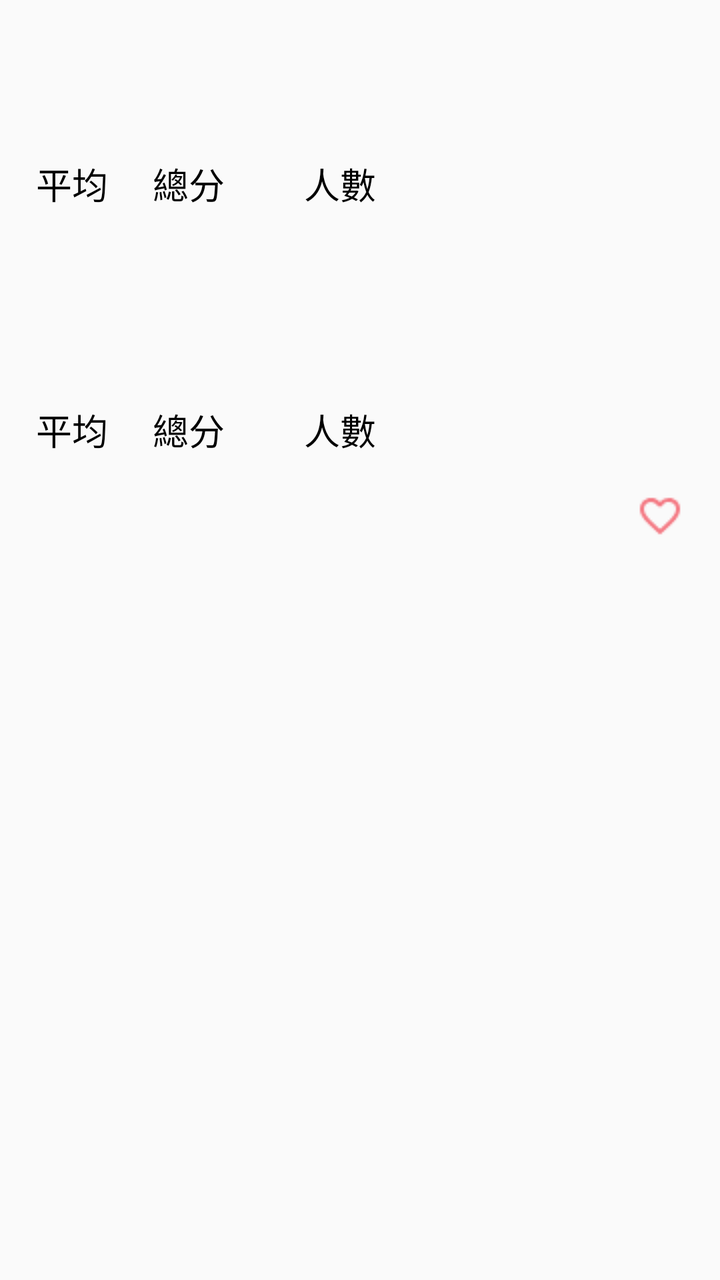
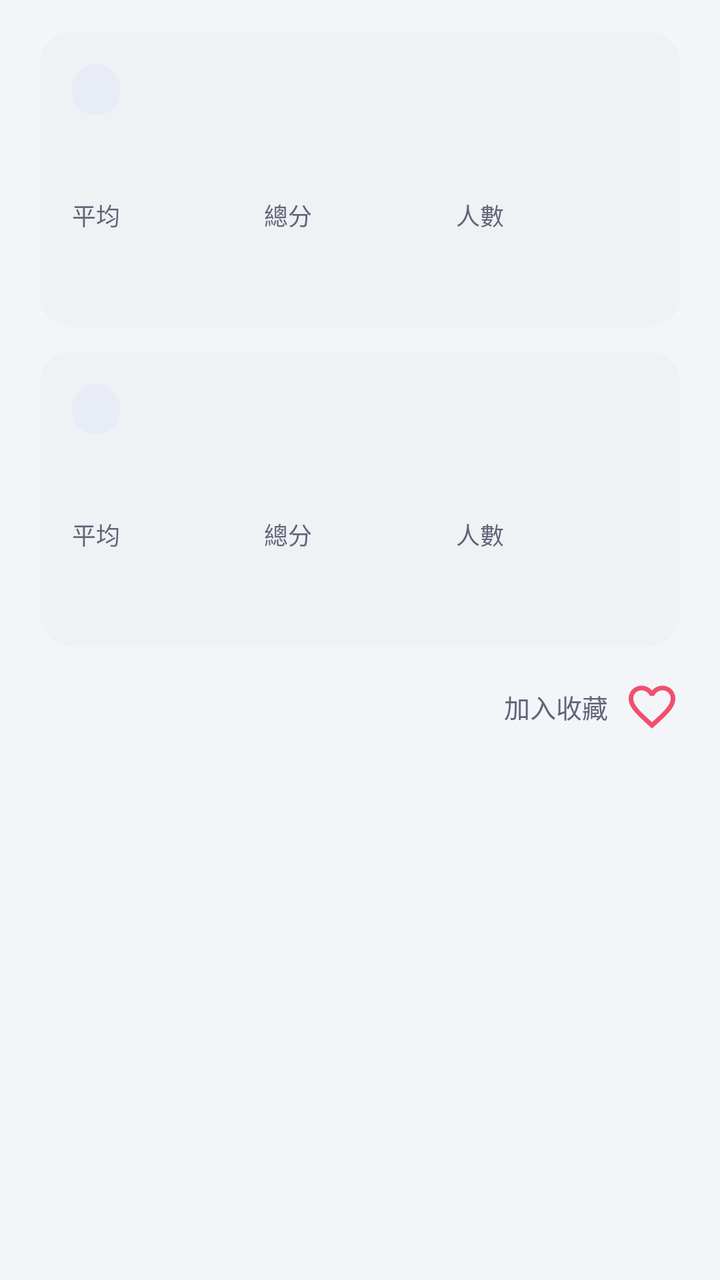

The first picture is an Android layout as it rendered before a commit; the second is the same layout after the commit. The layout source and the unified diff follow.
<!-- AndroidManifest.xml: application theme AppTheme -->
<!-- res/layout/designated_dialog.xml -->
<?xml version="1.0" encoding="utf-8"?>
<LinearLayout
    xmlns:android="http://schemas.android.com/apk/res/android"
    android:orientation="vertical"
    android:layout_width="match_parent"
    android:layout_height="wrap_content">

    <TextView
        android:id="@+id/dialog_first_year"
        android:layout_width="match_parent"
        android:layout_height="wrap_content"
        android:paddingTop="@dimen/smallPadding"
        android:paddingBottom="@dimen/smallPadding"
        android:gravity="center"
        android:textColor="@color/gray"
        android:textSize="@dimen/textMedium"/>
    <TextView
        android:id="@+id/dialog_first_weight"
        android:layout_width="match_parent"
        android:layout_height="wrap_content"
        android:layout_marginBottom="@dimen/smallPadding"
        android:paddingLeft="@dimen/settingPadding"
        android:textSize="@dimen/textMedium"
        android:textColor="@color/black"/>

    <LinearLayout
        android:layout_width="match_parent"
        android:layout_height="wrap_content"
        android:orientation="horizontal">
        <TextView
            android:layout_width="wrap_content"
            android:layout_height="wrap_content"
            android:paddingLeft="@dimen/settingPadding"
            android:textSize="@dimen/textMedium"
            android:textColor="@color/black"
            android:text="平均 "
            android:paddingBottom="@dimen/settingPadding"/>
        <TextView
            android:id="@+id/dialog_first_balance"
            android:layout_width="wrap_content"
            android:layout_height="wrap_content"
            android:textSize="@dimen/textMedium"
            android:textColor="@color/dark_yellow"
            android:paddingBottom="@dimen/settingPadding"/>

        <TextView
            android:layout_width="wrap_content"
            android:layout_height="wrap_content"
            android:paddingLeft="@dimen/settingPadding"
            android:textSize="@dimen/textMedium"
            android:textColor="@color/black"
            android:text="總分 "
            android:paddingBottom="@dimen/settingPadding"/>
        <TextView
            android:id="@+id/dialog_first_all_grade"
            android:layout_width="wrap_content"
            android:layout_height="wrap_content"
            android:textSize="@dimen/textMedium"
            android:textColor="@color/dark_yellow"
            android:paddingBottom="@dimen/settingPadding"/>

        <TextView
            android:layout_width="wrap_content"
            android:layout_height="wrap_content"
            android:paddingLeft="@dimen/settingPadding"
            android:textSize="@dimen/textMedium"
            android:textColor="@color/black"
            android:text="    人數 "
            android:paddingBottom="@dimen/settingPadding"/>

        <TextView
            android:id="@+id/dialog_first_people"
            android:layout_width="match_parent"
            android:layout_height="wrap_content"
            android:textSize="@dimen/textMedium"
            android:textColor="@color/black"
            android:paddingBottom="@dimen/settingPadding"/>
    </LinearLayout>

    <TextView
        android:id="@+id/dialog_second_year"
        android:layout_width="match_parent"
        android:layout_height="wrap_content"
        android:paddingTop="@dimen/smallPadding"
        android:paddingBottom="@dimen/smallPadding"
        android:gravity="center"
        android:textColor="@color/gray"
        android:textSize="@dimen/textMedium"/>
    <TextView
        android:id="@+id/dialog_second_weight"
        android:layout_width="match_parent"
        android:layout_height="wrap_content"
        android:layout_marginBottom="@dimen/smallPadding"
        android:paddingLeft="@dimen/settingPadding"
        android:textSize="@dimen/textMedium"
        android:textColor="@color/black"/>

    <LinearLayout
        android:layout_width="match_parent"
        android:layout_height="wrap_content"
        android:orientation="horizontal">
        <TextView
            android:id="@+id/dialog_second_balance_prompt"
            android:layout_width="wrap_content"
            android:layout_height="wrap_content"
            android:paddingLeft="@dimen/settingPadding"
            android:textSize="@dimen/textMedium"
            android:textColor="@color/black"
            android:text="平均 "
            android:paddingBottom="@dimen/settingPadding"/>
        <TextView
            android:id="@+id/dialog_second_balance"
            android:layout_width="wrap_content"
            android:layout_height="wrap_content"
            android:textSize="@dimen/textMedium"
            android:textColor="@color/dark_yellow"
            android:paddingBottom="@dimen/settingPadding"/>

        <TextView
            android:id="@+id/dialog_second_all_grade_prompt"
            android:layout_width="wrap_content"
            android:layout_height="wrap_content"
            android:paddingLeft="@dimen/settingPadding"
            android:textSize="@dimen/textMedium"
            android:textColor="@color/black"
            android:text="總分 "
            android:paddingBottom="@dimen/settingPadding"/>
        <TextView
            android:id="@+id/dialog_second_all_grade"
            android:layout_width="wrap_content"
            android:layout_height="wrap_content"
            android:textSize="@dimen/textMedium"
            android:textColor="@color/dark_yellow"
            android:paddingBottom="@dimen/settingPadding"/>

        <TextView
            android:id="@+id/dialog_second_people_prompt"
            android:layout_width="wrap_content"
            android:layout_height="wrap_content"
            android:paddingLeft="@dimen/settingPadding"
            android:textSize="@dimen/textMedium"
            android:textColor="@color/black"
            android:text="    人數 "
            android:paddingBottom="@dimen/settingPadding"/>

        <TextView
            android:id="@+id/dialog_second_people"
            android:layout_width="match_parent"
            android:layout_height="wrap_content"
            android:textSize="@dimen/textMedium"
            android:textColor="@color/black"
            android:paddingBottom="@dimen/settingPadding"/>
    </LinearLayout>

    <androidx.appcompat.widget.AppCompatImageButton
        android:id="@+id/favorite_button"
        android:layout_width="wrap_content"
        android:layout_height="wrap_content"
        android:clickable="true"
        android:layout_gravity="end"
        android:background="@drawable/ic_favorite_border"
        android:layout_marginBottom="@dimen/settingPadding"
        android:layout_marginRight="@dimen/settingPadding"
        android:backgroundTint="@color/pink"/>

</LinearLayout>
<!-- resources referenced by this layout -->
<resources>
  <color name="black">#000000</color>
  <color name="dark_yellow">#f39c12</color>
  <color name="gray">#999999</color>
  <color name="pink">#F47983</color>
  <dimen name="settingPadding">18dp</dimen>
  <dimen name="smallPadding">10dp</dimen>
  <dimen name="textMedium">18sp</dimen>
  <!-- drawable ic_favorite_border: png bitmap (drawable, 324 bytes) -->
  <style name="AppTheme" parent="Theme.AppCompat.Light.NoActionBar">
          
          <item name="colorPrimary">@color/white</item>
          <item name="colorPrimaryDark">@color/white</item>
          <item name="colorAccent">@color/yellow</item>
      </style>
  <color name="yellow">#f1c40f</color>
  <!-- unchanged entries left out for length: 1 -->
</resources>

<!-- the commit's change to res/layout/designated_dialog.xml (unified diff, before → after) -->
@@ -3,164 +3,161 @@
     xmlns:android="http://schemas.android.com/apk/res/android"
     android:orientation="vertical"
     android:layout_width="match_parent"
-    android:layout_height="wrap_content">
+    android:layout_height="wrap_content"
+    android:paddingStart="20dp"
+    android:paddingEnd="20dp"
+    android:paddingTop="4dp"
+    android:paddingBottom="20dp">
 
-    <TextView
-        android:id="@+id/dialog_first_year"
-        android:layout_width="match_parent"
-        android:layout_height="wrap_content"
-        android:paddingTop="@dimen/smallPadding"
-        android:paddingBottom="@dimen/smallPadding"
-        android:gravity="center"
-        android:textColor="@color/gray"
-        android:textSize="@dimen/textMedium"/>
-    <TextView
-        android:id="@+id/dialog_first_weight"
-        android:layout_width="match_parent"
-        android:layout_height="wrap_content"
-        android:layout_marginBottom="@dimen/smallPadding"
-        android:paddingLeft="@dimen/settingPadding"
-        android:textSize="@dimen/textMedium"
-        android:textColor="@color/black"/>
+    <LinearLayout
+        style="@style/SectionCard"
+        android:layout_marginTop="12dp">
+
+        <TextView
+            android:id="@+id/dialog_first_year"
+            style="@style/YearChip"/>
+
+        <TextView
+            android:id="@+id/dialog_first_weight"
+            android:layout_width="match_parent"
+            android:layout_height="wrap_content"
+            android:layout_marginTop="10dp"
+            android:lineSpacingExtra="2dp"
+            android:textSize="14sp"
+            android:textColor="@color/ink_secondary"/>
+
+        <LinearLayout
+            android:layout_width="match_parent"
+            android:layout_height="wrap_content"
+            android:layout_marginTop="12dp"
+            android:orientation="horizontal">
+            <LinearLayout
+                android:layout_width="0dp"
+                android:layout_height="wrap_content"
+                android:layout_weight="1"
+                android:orientation="vertical">
+                <TextView
+                    style="@style/StatLabel"
+                    android:text="平均"/>
+                <TextView
+                    android:id="@+id/dialog_first_balance"
+                    style="@style/StatValue"
+                    android:layout_marginTop="2dp"/>
+            </LinearLayout>
+            <LinearLayout
+                android:layout_width="0dp"
+                android:layout_height="wrap_content"
+                android:layout_weight="1"
+                android:orientation="vertical">
+                <TextView
+                    style="@style/StatLabel"
+                    android:text="總分"/>
+                <TextView
+                    android:id="@+id/dialog_first_all_grade"
+                    style="@style/StatValue"
+                    android:layout_marginTop="2dp"/>
+            </LinearLayout>
+            <LinearLayout
+                android:layout_width="0dp"
+                android:layout_height="wrap_content"
+                android:layout_weight="1"
+                android:orientation="vertical">
+                <TextView
+                    style="@style/StatLabel"
+                    android:text="人數"/>
+                <TextView
+                    android:id="@+id/dialog_first_people"
+                    style="@style/StatValue"
+                    android:layout_marginTop="2dp"/>
+            </LinearLayout>
+        </LinearLayout>
+    </LinearLayout>
+
+    <LinearLayout
+        android:id="@+id/dialog_second_section"
+        style="@style/SectionCard"
+        android:layout_marginTop="12dp">
+
+        <TextView
+            android:id="@+id/dialog_second_year"
+            style="@style/YearChip"/>
+
+        <TextView
+            android:id="@+id/dialog_second_weight"
+            android:layout_width="match_parent"
+            android:layout_height="wrap_content"
+            android:layout_marginTop="10dp"
+            android:lineSpacingExtra="2dp"
+            android:textSize="14sp"
+            android:textColor="@color/ink_secondary"/>
+
+        <LinearLayout
+            android:layout_width="match_parent"
+            android:layout_height="wrap_content"
+            android:layout_marginTop="12dp"
+            android:orientation="horizontal">
+            <LinearLayout
+                android:layout_width="0dp"
+                android:layout_height="wrap_content"
+                android:layout_weight="1"
+                android:orientation="vertical">
+                <TextView
+                android:id="@+id/dialog_second_balance_prompt"
+                    style="@style/StatLabel"
+                    android:text="平均"/>
+                <TextView
+                    android:id="@+id/dialog_second_balance"
+                    style="@style/StatValue"
+                    android:layout_marginTop="2dp"/>
+            </LinearLayout>
+            <LinearLayout
+                android:layout_width="0dp"
+                android:layout_height="wrap_content"
+                android:layout_weight="1"
+                android:orientation="vertical">
+                <TextView
+                android:id="@+id/dialog_second_all_grade_prompt"
+                    style="@style/StatLabel"
+                    android:text="總分"/>
+                <TextView
+                    android:id="@+id/dialog_second_all_grade"
+                    style="@style/StatValue"
+                    android:layout_marginTop="2dp"/>
+            </LinearLayout>
+            <LinearLayout
+                android:layout_width="0dp"
+                android:layout_height="wrap_content"
+                android:layout_weight="1"
+                android:orientation="vertical">
+                <TextView
+                android:id="@+id/dialog_second_people_prompt"
+                    style="@style/StatLabel"
+                    android:text="人數"/>
+                <TextView
+                    android:id="@+id/dialog_second_people"
+                    style="@style/StatValue"
+                    android:layout_marginTop="2dp"/>
+            </LinearLayout>
+        </LinearLayout>
+    </LinearLayout>
 
     <LinearLayout
         android:layout_width="match_parent"
         android:layout_height="wrap_content"
+        android:layout_marginTop="16dp"
+        android:gravity="center_vertical|end"
         android:orientation="horizontal">
         <TextView
             android:layout_width="wrap_content"
             android:layout_height="wrap_content"
-            android:paddingLeft="@dimen/settingPadding"
-            android:textSize="@dimen/textMedium"
-            android:textColor="@color/black"
-            android:text="平均 "
-            android:paddingBottom="@dimen/settingPadding"/>
-        <TextView
-            android:id="@+id/dialog_first_balance"
-            android:layout_width="wrap_content"
-            android:layout_height="wrap_content"
-            android:textSize="@dimen/textMedium"
-            android:textColor="@color/dark_yellow"
-            android:paddingBottom="@dimen/settingPadding"/>
-
-        <TextView
-            android:layout_width="wrap_content"
-            android:layout_height="wrap_content"
-            android:paddingLeft="@dimen/settingPadding"
-            android:textSize="@dimen/textMedium"
-            android:textColor="@color/black"
-            android:text="總分 "
-            android:paddingBottom="@dimen/settingPadding"/>
-        <TextView
-            android:id="@+id/dialog_first_all_grade"
-            android:layout_width="wrap_content"
-            android:layout_height="wrap_content"
-            android:textSize="@dimen/textMedium"
-            android:textColor="@color/dark_yellow"
-            android:paddingBottom="@dimen/settingPadding"/>
-
-        <TextView
-            android:layout_width="wrap_content"
-            android:layout_height="wrap_content"
-            android:paddingLeft="@dimen/settingPadding"
-            android:textSize="@dimen/textMedium"
-            android:textColor="@color/black"
-            android:text="    人數 "
-            android:paddingBottom="@dimen/settingPadding"/>
-
-        <TextView
-            android:id="@+id/dialog_first_people"
-            android:layout_width="match_parent"
-            android:layout_height="wrap_content"
-            android:textSize="@dimen/textMedium"
-            android:textColor="@color/black"
-            android:paddingBottom="@dimen/settingPadding"/>
+            android:layout_marginEnd="8dp"
+            android:text="加入收藏"
+            android:textColor="@color/ink_secondary"
+            android:textSize="13sp"/>
+        <androidx.appcompat.widget.AppCompatImageButton
+            android:id="@+id/favorite_button"
+            style="@style/FavoriteButton"
+            android:background="@drawable/ic_favorite_border"/>
     </LinearLayout>
 
-    <TextView
-        android:id="@+id/dialog_second_year"
-        android:layout_width="match_parent"
-        android:layout_height="wrap_content"
-        android:paddingTop="@dimen/smallPadding"
-        android:paddingBottom="@dimen/smallPadding"
-        android:gravity="center"
-        android:textColor="@color/gray"
-        android:textSize="@dimen/textMedium"/>
-    <TextView
-        android:id="@+id/dialog_second_weight"
-        android:layout_width="match_parent"
-        android:layout_height="wrap_content"
-        android:layout_marginBottom="@dimen/smallPadding"
-        android:paddingLeft="@dimen/settingPadding"
-        android:textSize="@dimen/textMedium"
-        android:textColor="@color/black"/>
-
-    <LinearLayout
-        android:layout_width="match_parent"
-        android:layout_height="wrap_content"
-        android:orientation="horizontal">
-        <TextView
-            android:id="@+id/dialog_second_balance_prompt"
-            android:layout_width="wrap_content"
-            android:layout_height="wrap_content"
-            android:paddingLeft="@dimen/settingPadding"
-            android:textSize="@dimen/textMedium"
-            android:textColor="@color/black"
-            android:text="平均 "
-            android:paddingBottom="@dimen/settingPadding"/>
-        <TextView
-            android:id="@+id/dialog_second_balance"
-            android:layout_width="wrap_content"
-            android:layout_height="wrap_content"
-            android:textSize="@dimen/textMedium"
-            android:textColor="@color/dark_yellow"
-            android:paddingBottom="@dimen/settingPadding"/>
-
-        <TextView
-            android:id="@+id/dialog_second_all_grade_prompt"
-            android:layout_width="wrap_content"
-            android:layout_height="wrap_content"
-            android:paddingLeft="@dimen/settingPadding"
-            android:textSize="@dimen/textMedium"
-            android:textColor="@color/black"
-            android:text="總分 "
-            android:paddingBottom="@dimen/settingPadding"/>
-        <TextView
-            android:id="@+id/dialog_second_all_grade"
-            android:layout_width="wrap_content"
-            android:layout_height="wrap_content"
-            android:textSize="@dimen/textMedium"
-            android:textColor="@color/dark_yellow"
-            android:paddingBottom="@dimen/settingPadding"/>
-
-        <TextView
-            android:id="@+id/dialog_second_people_prompt"
-            android:layout_width="wrap_content"
-            android:layout_height="wrap_content"
-            android:paddingLeft="@dimen/settingPadding"
-            android:textSize="@dimen/textMedium"
-            android:textColor="@color/black"
-            android:text="    人數 "
-            android:paddingBottom="@dimen/settingPadding"/>
-
-        <TextView
-            android:id="@+id/dialog_second_people"
-            android:layout_width="match_parent"
-            android:layout_height="wrap_content"
-            android:textSize="@dimen/textMedium"
-            android:textColor="@color/black"
-            android:paddingBottom="@dimen/settingPadding"/>
-    </LinearLayout>
-
-    <androidx.appcompat.widget.AppCompatImageButton
-        android:id="@+id/favorite_button"
-        android:layout_width="wrap_content"
-        android:layout_height="wrap_content"
-        android:clickable="true"
-        android:layout_gravity="end"
-        android:background="@drawable/ic_favorite_border"
-        android:layout_marginBottom="@dimen/settingPadding"
-        android:layout_marginRight="@dimen/settingPadding"
-        android:backgroundTint="@color/pink"/>
-
 </LinearLayout>
<!-- resource entries referenced after the edit -->
@@ -1,20 +1,149 @@
 <!-- resources referenced by this layout -->
 <resources>
-  <color name="black">#000000</color>
-  <color name="dark_yellow">#f39c12</color>
-  <color name="gray">#999999</color>
-  <color name="pink">#F47983</color>
-  <dimen name="settingPadding">18dp</dimen>
-  <dimen name="smallPadding">10dp</dimen>
-  <dimen name="textMedium">18sp</dimen>
-  <!-- drawable ic_favorite_border: png bitmap (drawable, 324 bytes) -->
-  <style name="AppTheme" parent="Theme.AppCompat.Light.NoActionBar">
-          
-          <item name="colorPrimary">@color/white</item>
-          <item name="colorPrimaryDark">@color/white</item>
-          <item name="colorAccent">@color/yellow</item>
+  <color name="ink_secondary">#5F6677</color>
+  <!-- drawable ic_favorite_border (drawable) -->
+  <?xml version="1.0" encoding="utf-8"?>
+  <vector xmlns:android="http://schemas.android.com/apk/res/android"
+      android:width="24dp" android:height="24dp"
+      android:viewportWidth="24" android:viewportHeight="24"
+      android:tint="@color/heart">
+      <path android:fillColor="@android:color/white" android:pathData="M16.5,3c-1.74,0 -3.41,0.81 -4.5,2.09C10.91,3.81 9.24,3 7.5,3 4.42,3 2,5.42 2,8.5c0,3.78 3.4,6.86 8.55,11.54L12,21.35l1.45,-1.32C18.6,15.36 22,12.28 22,8.5 22,5.42 19.58,3 16.5,3zM12.1,18.550l-0.1,0.1 -0.1,-0.1C7.14,14.24 4,11.39 4,8.5 4,6.5 5.5,5 7.5,5c1.54,0 3.04,0.99 3.57,2.36h1.87C13.46,5.99 14.96,5 16.5,5c2,0 3.5,1.5 3.5,3.5 0,2.89 -3.14,5.74 -7.9,10.05z"/>
+  </vector>
+  <style name="FavoriteButton">
+          <item name="android:layout_width">28dp</item>
+          <item name="android:layout_height">28dp</item>
+          <item name="android:clickable">true</item>
+          <item name="android:focusable">true</item>
+          <item name="android:contentDescription">收藏</item>
       </style>
-  <color name="yellow">#f1c40f</color>
+  <style name="SectionCard">
+          <item name="android:layout_width">match_parent</item>
+          <item name="android:layout_height">wrap_content</item>
+          <item name="android:background">@drawable/bg_section</item>
+          <item name="android:orientation">vertical</item>
+          <item name="android:padding">16dp</item>
+      </style>
+  <style name="StatLabel">
+          <item name="android:layout_width">wrap_content</item>
+          <item name="android:layout_height">wrap_content</item>
+          <item name="android:textColor">@color/ink_secondary</item>
+          <item name="android:textSize">12sp</item>
+      </style>
+  <style name="StatValue">
+          <item name="android:layout_width">wrap_content</item>
+          <item name="android:layout_height">wrap_content</item>
+          <item name="android:textColor">@color/ink</item>
+          <item name="android:textSize">22sp</item>
+          <item name="android:textStyle">bold</item>
+          <item name="android:fontFeatureSettings">tnum</item>
+      </style>
+  <style name="YearChip">
+          <item name="android:layout_width">wrap_content</item>
+          <item name="android:layout_height">wrap_content</item>
+          <item name="android:background">@drawable/bg_year_chip</item>
+          <item name="android:paddingStart">12dp</item>
+          <item name="android:paddingEnd">12dp</item>
+          <item name="android:paddingTop">4dp</item>
+          <item name="android:paddingBottom">4dp</item>
+          <item name="android:textColor">@color/on_indigo_container</item>
+          <item name="android:textSize">13sp</item>
+          <item name="android:textStyle">bold</item>
+      </style>
+  <style name="AppTheme" parent="Theme.Material3.Light.NoActionBar">
+          <item name="colorPrimary">@color/ink</item>
+          <item name="colorOnPrimary">@color/white</item>
+          <item name="colorPrimaryContainer">@color/indigo_container</item>
+          <item name="colorOnPrimaryContainer">@color/on_indigo_container</item>
+          <item name="colorSecondary">@color/amber</item>
+          <item name="colorOnSecondary">@color/ink</item>
+          <item name="colorSecondaryContainer">@color/amber_container</item>
+          <item name="colorOnSecondaryContainer">@color/on_amber_container</item>
+          <item name="colorAccent">@color/amber</item>
+          <item name="colorPrimaryDark">@color/bg_app</item>
+          <item name="android:colorBackground">@color/bg_app</item>
+          <item name="android:windowBackground">@color/bg_app</item>
+          <item name="colorSurface">@color/surface</item>
+          <item name="colorOnSurface">@color/ink</item>
+          <item name="colorOnSurfaceVariant">@color/ink_secondary</item>
+          <item name="colorOutline">@color/outline</item>
+          <item name="colorOutlineVariant">@color/outline</item>
+          <item name="colorControlActivated">@color/ink</item>
+          <item name="colorControlHighlight">@color/scrim_ripple</item>
+          <item name="android:textColorPrimary">@color/ink</item>
+          <item name="android:textColorSecondary">@color/ink_secondary</item>
+          <item name="android:textColorHint">@color/ink_tertiary</item>
+          <item name="android:statusBarColor">@android:color/transparent</item>
+          <item name="android:navigationBarColor">@color/bg_app</item>
+          <item name="android:windowLightStatusBar">true</item>
+          <item name="android:windowLightNavigationBar">true</item>
+          <item name="tabStyle">@style/AppTabs</item>
+          <item name="toolbarStyle">@style/AppToolbar</item>
+          <item name="drawerArrowStyle">@style/DrawerArrowStyle</item>
+      </style>
+  <color name="heart">#F0506E</color>
+  <!-- drawable bg_section (drawable) -->
+  <?xml version="1.0" encoding="utf-8"?>
+  <shape xmlns:android="http://schemas.android.com/apk/res/android" android:shape="rectangle">
+      <solid android:color="@color/surface_variant"/>
+      <corners android:radius="16dp"/>
+  </shape>
+  <color name="ink">#1B2233</color>
+  <!-- drawable bg_year_chip (drawable) -->
+  <?xml version="1.0" encoding="utf-8"?>
+  <shape xmlns:android="http://schemas.android.com/apk/res/android" android:shape="rectangle">
+      <solid android:color="@color/indigo_container"/>
+      <corners android:radius="100dp"/>
+  </shape>
+  <color name="on_indigo_container">#2D3A5C</color>
+  <color name="indigo_container">#E8ECF7</color>
+  <color name="amber">#F2B200</color>
+  <color name="amber_container">#FFF4D6</color>
+  <color name="on_amber_container">#7A5300</color>
+  <color name="bg_app">#F4F5F8</color>
+  <color name="surface">#FFFFFF</color>
+  <color name="outline">#E3E5EB</color>
+  <color name="scrim_ripple">#141B2233</color>
+  <color name="ink_tertiary">#8D93A1</color>
+  <style name="AppTabs" parent="Widget.Material3.TabLayout">
+          <item name="android:background">@color/bg_app</item>
+          <item name="tabIndicatorColor">@color/amber</item>
+          <item name="tabIndicatorHeight">3dp</item>
+          <item name="tabIndicatorFullWidth">false</item>
+          <item name="tabIndicator">@drawable/tab_indicator</item>
+          <item name="tabSelectedTextColor">@color/ink</item>
+          <item name="tabTextColor">@color/ink_tertiary</item>
+          <item name="tabTextAppearance">@style/TextAppearance.App.Tab</item>
+          <item name="tabRippleColor">@color/scrim_ripple</item>
+          <item name="tabIndicatorAnimationMode">elastic</item>
+      </style>
+  <style name="AppToolbar" parent="Widget.Material3.Toolbar">
+          <item name="titleTextAppearance">@style/TextAppearance.App.ToolbarTitle</item>
+          <item name="titleTextColor">@color/ink</item>
+          <item name="navigationIconTint">@color/ink</item>
+          <item name="android:background">@color/bg_app</item>
+      </style>
+  <style name="DrawerArrowStyle" parent="Widget.AppCompat.DrawerArrowToggle">
+          <item name="spinBars">true</item>
+          <item name="color">@color/ink</item>
+      </style>
+  <color name="surface_variant">#F0F1F5</color>
+  <!-- drawable tab_indicator (drawable) -->
+  <?xml version="1.0" encoding="utf-8"?>
+  <shape xmlns:android="http://schemas.android.com/apk/res/android" android:shape="rectangle">
+      <corners android:topLeftRadius="3dp" android:topRightRadius="3dp"/>
+      <solid android:color="@color/amber"/>
+      <size android:height="3dp"/>
+  </shape>
+  <style name="TextAppearance.App.Tab" parent="TextAppearance.Material3.TitleSmall">
+          <item name="android:textSize">15sp</item>
+          <item name="android:textStyle">bold</item>
+          <item name="textAllCaps">false</item>
+      </style>
+  <style name="TextAppearance.App.ToolbarTitle" parent="TextAppearance.Material3.TitleLarge">
+          <item name="android:textSize">22sp</item>
+          <item name="android:textStyle">bold</item>
+          <item name="android:textColor">@color/ink</item>
+      </style>
   <!-- unchanged entries left out for length: 1 -->
 </resources>
 
